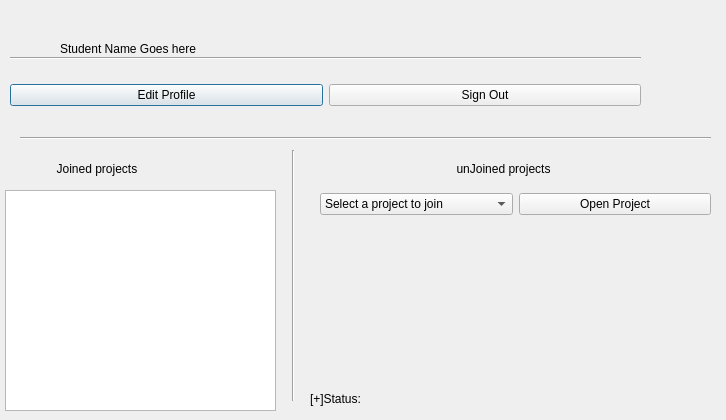
Before: the Qt Designer form D1/studenthomeview.ui in GuelorEmanuel/Team-Tech-Support, drawn with Qt 5.
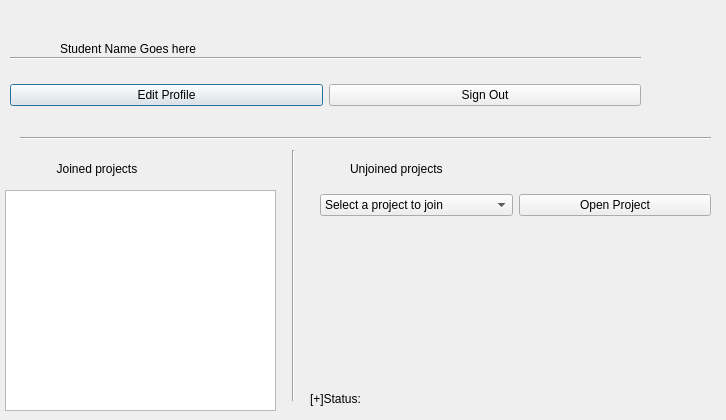
After: the same form once the commit is applied.

Patch:
```diff
--- a/D1/studenthomeview.ui
+++ b/D1/studenthomeview.ui
@@ -109,7 +109,7 @@
     </rect>
    </property>
    <property name="text">
-    <string>                                unJoined projects</string>
+    <string>Unjoined projects</string>
    </property>
   </widget>
   <widget class="QLabel" name="studentNameLbl">
@@ -151,13 +151,13 @@
     <string>[+]Status:</string>
    </property>
   </widget>
-  <widget class="QWidget" name="">
+  <widget class="QWidget" name="layoutWidget">
    <property name="geometry">
     <rect>
      <x>320</x>
      <y>190</y>
      <width>391</width>
-     <height>29</height>
+     <height>30</height>
     </rect>
    </property>
    <layout class="QHBoxLayout" name="horizontalLayout_3">
```
Left out of the diff: 5 changed lines with no effect on the pictures.
